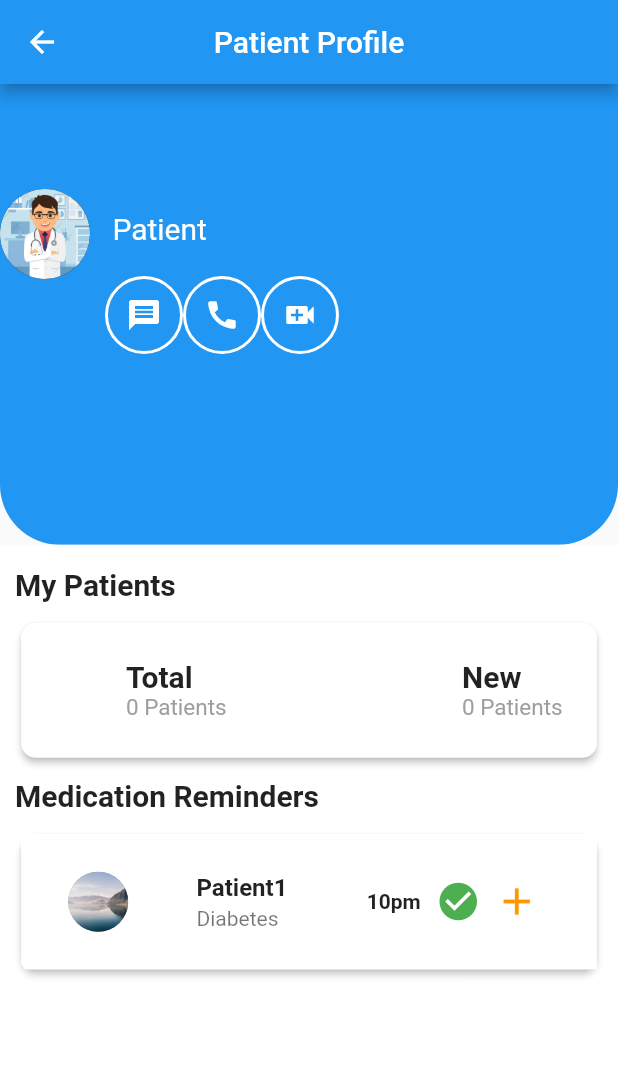
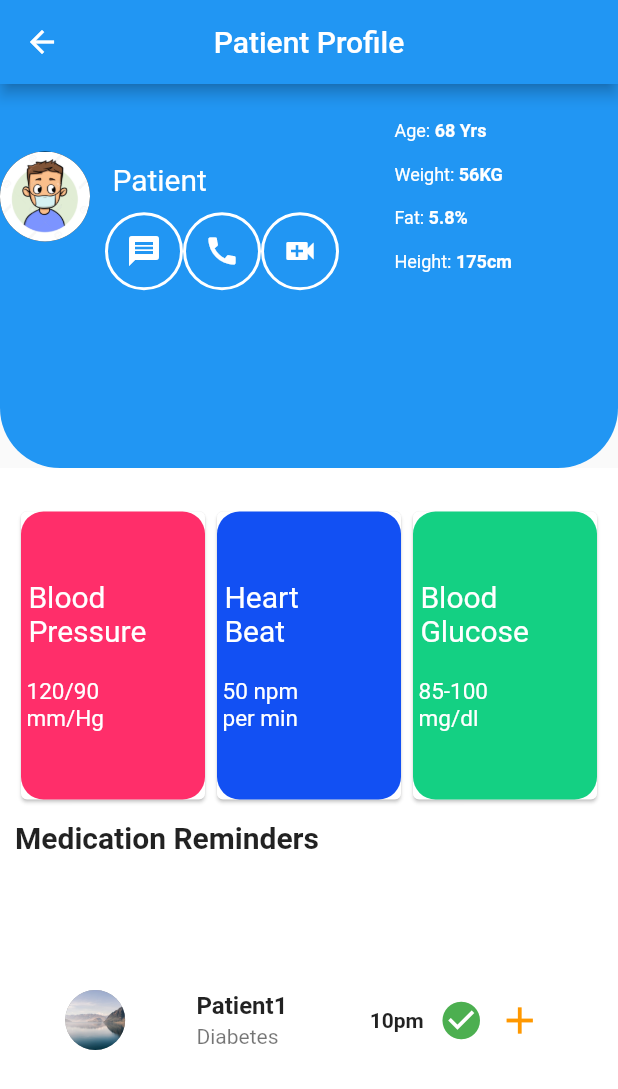
Before and after one commit to xue2007/heath-aid, a Flutter app: the PatientProfile screen opened directly, on a phone screen of 412 x 824 dp. Shown: the top 1089 px of the screen. Run offline on Flutter 3.47's test engine with Material 2 defaults, Android fonts, the phone set to English and light mode, and no system bars; our stand-ins replace cloud_firestore, firebase_auth, shared_preferences; accounts and stored records are empty.

Commit message:
made patietn profile page

```diff
--- a/lib/doctor_homepage.dart
+++ b/lib/doctor_homepage.dart
@@ -6,7 +6,7 @@ import 'auth.dart';
 
 import 'package:testing/patient_status.dart';
 import 'auth_provider.dart';
-import 'general_profile.dart';
+import 'doctor_profile.dart';
 import 'chatroom.dart';
 import 'myPatient_card.dart';
 import 'notification_card.dart';
@@ -39,6 +39,7 @@ class _AllUsersPageState extends State<AllUsersPage> {
   @override
   Widget build(BuildContext context) {
     return Scaffold(
+      resizeToAvoidBottomPadding: false,
       appBar: AppBar(
         title: Text('Doctor Homepage'),
         centerTitle: true,
--- a/lib/general_profile.dart
+++ b/lib/doctor_profile.dart
@@ -28,6 +28,7 @@ class _ProfileState extends State<Profile> {
             crossAxisAlignment: CrossAxisAlignment.start,
             children: <Widget>[
               Row(
+
                 children: <Widget>[
                   CircleAvatar(
                     backgroundColor: Colors.black,
@@ -243,7 +244,7 @@ class _ProfileState extends State<Profile> {
                             width: 15,
                           ),
                           Container(
-                            width: MediaQuery.of(context).size.width/2 - 130,
+                            //width: MediaQuery.of(context).size.width/2 - 130,
                             child: Text(
                               "List Of Schedule",
                               style: TextStyle(color: Colors.white,
@@ -275,7 +276,7 @@ class _ProfileState extends State<Profile> {
                             width: 15,
                           ),
                           Container(
-                            width: MediaQuery.of(context).size.width/2 - 130,
+                            //width: MediaQuery.of(context).size.width/ 130,
                             child: Text(
                               "List of Cases",
                               style: TextStyle(color: Colors.white,
--- a/lib/home_page.dart
+++ b/lib/home_page.dart
@@ -37,6 +37,7 @@ class _HomePageState extends State<HomePage> {
   @override
   Widget build(BuildContext context) {
     return Scaffold(
+      resizeToAvoidBottomPadding: false,
       appBar: AppBar(
         title: Text('DashBoard'),
         centerTitle: true,
--- a/lib/myPatient_card.dart
+++ b/lib/myPatient_card.dart
@@ -8,29 +8,31 @@ class PatientCard extends StatelessWidget {
       mainAxisAlignment: MainAxisAlignment.spaceBetween,
       crossAxisAlignment: CrossAxisAlignment.center,
       children: <Widget>[
-        _buildPatient('Total', '0 Patients'),
-        Flexible(
-          flex:2,
-          child: Container(),
-        ),
-        _buildPatient('New', '0 Patients'),
+        _buildPatient(' Blood \n Pressure', ' 120/90\n mm/Hg',const Color(0xffff2e6a)),
+        _buildPatient(' Heart \n Beat', ' 50 npm\n per min',const Color(0xff1250f3)),
+        _buildPatient(' Blood \n Glucose', ' 85-100\n mg/dl',const Color(0xff14d083)),
       ],
     );
   }
-  Widget _buildPatient(String title,String subtitle){
+  Widget _buildPatient(String title,String subtitle,var color){
     return Flexible(
       flex: 5,
+      child: Card(
         child: Container(
-        height: 80,
+          height: 250,
+          decoration: BoxDecoration(
+            borderRadius: BorderRadius.circular(15.0),
+        color:color,
+        ),
           child: Padding(
-          padding: const EdgeInsets.fromLTRB(10, 10, 10, 10),
-          child: Row(
-            crossAxisAlignment: CrossAxisAlignment.center,
-            mainAxisAlignment: MainAxisAlignment.spaceBetween,
+            padding: const EdgeInsets.fromLTRB(0, 10, 10, 10),
+            child: Column(
+              crossAxisAlignment: CrossAxisAlignment.start,
+              //mainAxisAlignment: MainAxisAlignment.spaceBetween,
               children: <Widget>[
                 Container(
-                width: 60,
-                height: 80,
+                  width: 150,
+                  height: 0,
                   child: CustomPaint(
                   ),
                 ),
@@ -40,18 +42,21 @@ class PatientCard extends StatelessWidget {
                       mainAxisAlignment: MainAxisAlignment.center,
                       crossAxisAlignment: CrossAxisAlignment.start,
                       children: <Widget>[
+
                         Text(
                           title,
                           style: TextStyle(
                             fontSize: 20,
-                          fontWeight: FontWeight.bold,
+                            color: Colors.white,
+                            //fontWeight: FontWeight.bold,
                           ),
                         ),
+                        SizedBox(height: 20,),
                         Text(
                          subtitle,
                           style: TextStyle(
                             fontSize: 15,
-                          color: Colors.grey,
+                            color: Colors.white,
                           ),
 
                         ),
@@ -59,8 +64,8 @@ class PatientCard extends StatelessWidget {
                     ),
                   ),
                 )
-
               ],
+            ),
           ),
         ),
       ),
--- a/lib/patient_profile.dart
+++ b/lib/patient_profile.dart
@@ -28,7 +28,6 @@ class PatientProfile extends StatelessWidget {
               children: <Widget>[
                 Row(
                   children: <Widget>[
-
                     Column(
                       crossAxisAlignment: CrossAxisAlignment.end,
                       children:<Widget>[
@@ -36,7 +35,7 @@ class PatientProfile extends StatelessWidget {
                           backgroundColor: Colors.black,
                           radius:  30,
                           child: ClipOval(
-                            child: Image.asset("assets/doctorCartoon.jpg",),
+                            child: Image.asset("assets/patientCartoon.jpg",),
                           ),
                         ),
                       ],
@@ -46,18 +45,18 @@ class PatientProfile extends StatelessWidget {
                     ),
                     Container(
                       width: MediaQuery.of(context).size.width - 222,
-                      height: 200,
+                      height: 150,
                       child: Column(
                         mainAxisAlignment: MainAxisAlignment.center,
                         crossAxisAlignment: CrossAxisAlignment.start,
                         children: <Widget>[
-                          SizedBox(height: 65,),
+                          SizedBox(height: 40,),
                           Text(
                             " Patient",
                             style: TextStyle(fontSize: 20,color: Colors.white),
 
                           ),
-                          SizedBox(height: 20,),
+                          SizedBox(height: 10,),
                           Row(
                             children: <Widget>[
                               Container(
@@ -104,12 +103,75 @@ class PatientProfile extends StatelessWidget {
                                 ),
                               ),
                             ],
-                          )
+                          ),
                         ],
                       ),
                     ),
-                    SizedBox(width: 20,),
-                    Column(
+
+                    Container(
+                      child: Column(
+                        mainAxisAlignment: MainAxisAlignment.spaceEvenly,
+                        crossAxisAlignment: CrossAxisAlignment.start,
+                        children: <Widget>[
+                          Row(
+                            children: <Widget>[
+                              Text(
+                              " Age:",
+                              style: TextStyle(fontSize: 12,color: Colors.white),
+                            ),
+                              Text(
+                                " 68 Yrs",
+                                style: TextStyle(fontSize: 12,color: Colors.white,fontWeight: FontWeight.bold),
+                              ),
+                      ],
+                          ),
+
+                          SizedBox(height: 15,),
+                          Row(
+                            children: <Widget>[
+                              Text(
+                                " Weight: ",
+                                style: TextStyle(fontSize: 12,color: Colors.white),
+
+                              ),
+                              Text(
+                                '56KG',
+                                style: TextStyle(fontSize: 12,color: Colors.white,fontWeight: FontWeight.bold),
+                              )
+                            ],
+                          ),
+                          SizedBox(height: 15,),
+                          Row(
+                            children: <Widget>[
+                              Text(
+                                " Fat: ",
+                                style: TextStyle(fontSize: 12,color: Colors.white),
+
+                              ),
+                              Text(
+                                '5.8%',
+                                style: TextStyle(fontSize: 12,color: Colors.white,fontWeight: FontWeight.bold),
+                              )
+                            ],
+                          ),
+                          SizedBox(height: 15,),
+                          Row(
+                            children: <Widget>[
+                              Text(
+                                " Height: ",
+                                style: TextStyle(fontSize: 12,color: Colors.white),
+
+                              ),
+                              Text(
+                                '175cm',
+                                style: TextStyle(fontSize: 12,color: Colors.white,fontWeight: FontWeight.bold),
+                              )
+                            ],
+                          ),
+
+                        ],
+
+                      ),
 
                     ),
                   ],
@@ -127,20 +189,20 @@ class PatientProfile extends StatelessWidget {
           ),
         ),
         Flexible(
-          flex: 3,
+          flex: 4,
           child: Container(
             color: Colors.white,
             child: Padding(
               padding: const EdgeInsets.fromLTRB(10,15,10,10),
               child: ListView(
                 children: <Widget>[
-                  Text(
-                    'My Patients',
+                 /* Text(
+                    'Pulse',
                     style: TextStyle(
                       fontSize: 20,
                       fontWeight: FontWeight.bold,
                     ),
-                  ),
+                  ),*/
                   SizedBox(height:10),
                   _buildCard(context,child: PatientCard()),
                   SizedBox(height: 10,),
@@ -170,14 +232,14 @@ class PatientProfile extends StatelessWidget {
   }
 
   Widget _buildCard(context,{Widget child}) {
-    return Card(
-      elevation: 2,
+    return Container(
+     /* elevation: 5,
       shape: const RoundedRectangleBorder(
         borderRadius: BorderRadius.all(Radius.circular((10))
         ),
-      ),
+      ),*/
       child: Container(
-        height: 90,
+        height: 200,
         width: MediaQuery.of(context).size.width,
         child: child,
       ),
--- a/lib/patient_status.dart
+++ b/lib/patient_status.dart
@@ -1,4 +1,5 @@
 import 'package:flutter/material.dart';
+import 'package:testing/patient_profile.dart';
 
 class PatientPage extends StatefulWidget {
   @override
@@ -102,13 +103,20 @@ class PatientInformationState extends State<PatientInformation> {
     return ListView.builder(
       itemCount: names.length,
       itemBuilder:(context,index){
-        return ListTile(
-          leading: CircleAvatar(
-            child:Text('hi'),
+        return GestureDetector(
+          onTap:(){ Navigator.push(
+              context,
+              new MaterialPageRoute(
+                  builder: (BuildContext context) => new PatientProfile()));
+          },
+          child: ListTile(
+            leading: CircleAvatar(
+              child:Text('hi'),
+            ),
+            title: Text(names [index]),
+            subtitle: Text(text[index]),
+            trailing: Text('11:00 AM')
           ),
-          title: Text(names [index]),
-          subtitle: Text(text[index]),
-          trailing: Text('11:00 AM')
         );
   });
 
--- a/lib/root_page.dart
+++ b/lib/root_page.dart
@@ -109,8 +109,8 @@ class _RootPageState extends State<RootPage> {
 
     Widget _buildWaitingScreen() {
       return Scaffold(
+        resizeToAvoidBottomPadding: false,
         body: Container(
-
           alignment: Alignment.center,
           child: Column(
             children: <Widget>[
--- a/pubspec.yaml
+++ b/pubspec.yaml
@@ -21,8 +21,11 @@ environment:
   sdk: ">=2.7.0 <3.0.0"
 
 dependencies:
+
   flutter:
     sdk: flutter
+  adobe_xd: ^0.1.4
+  flutter_launcher_icons: ^0.7.5
   firebase_auth: ^0.16.0
   cloud_firestore: 0.13.6
   firebase_storage: 3.1.6
```
Also changed, not shown: pubspec.lock. Lines whose indentation alone changed are shown as unchanged.
